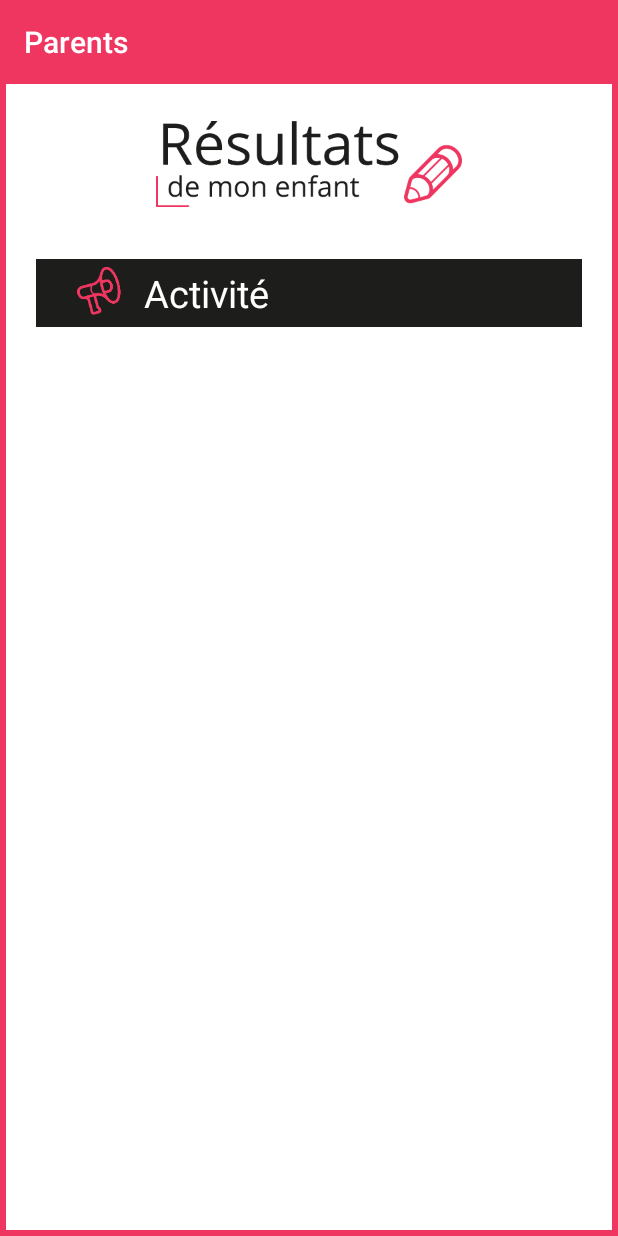
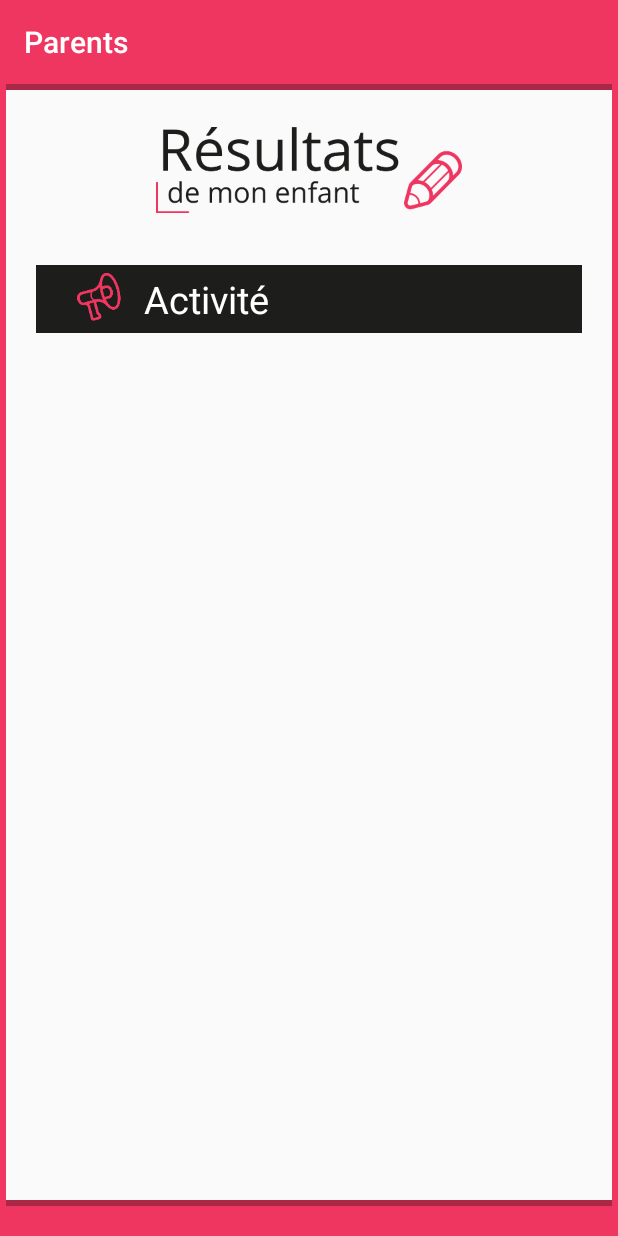
Before and after one commit to ClementRomac/High-School-Pape-Clement-app, an Android app: the ParentsActivity screen opened directly, with no data from a screen before it, on a phone screen of 412 x 824 dp. Run offline under Robolectric (Android 15) with nearby library versions, the phone set to English and light mode, and no system bars.

Commit message:
Ajout header/footer sur pages + couleur thème et couleurs

```diff
--- a/app/src/main/java/fr/ynov/applpc/HighScoolActivity.java
+++ b/app/src/main/java/fr/ynov/applpc/HighScoolActivity.java
@@ -48,7 +48,7 @@ public class HighScoolActivity extends ActionBarActivity {
 
     private void setCustomActionBar(){
         getSupportActionBar().setTitle("Lycée");
-        getSupportActionBar().setBackgroundDrawable(new ColorDrawable(getResources().getColor(R.color.accueil_bck_lycee)));
+        getSupportActionBar().setBackgroundDrawable(new ColorDrawable(getResources().getColor(R.color.high_school_primary)));
         getSupportActionBar().setHomeAsUpIndicator(R.drawable.high_school_fleche_retour);
         getSupportActionBar().setElevation(0);
     }
--- a/app/src/main/java/fr/ynov/applpc/InfosActivity.java
+++ b/app/src/main/java/fr/ynov/applpc/InfosActivity.java
@@ -21,7 +21,7 @@ public class InfosActivity extends ActionBarActivity {
 
         CustomAdapter myAdapter = new CustomAdapter(this, new ArrayList<String[]>(), R.layout.list_item_view,
                 new int[]{R.id.title_list_item, R.id.date_list_item, R.id.text_list_item},
-                new int[]{this.getResources().getColor(R.color.infos_color)});
+                new int[]{this.getResources().getColor(R.color.infos_primary)});
         ListView listView = (ListView) findViewById(R.id.listview_infos);
         listView.setAdapter(myAdapter);
 
@@ -34,8 +34,8 @@ public class InfosActivity extends ActionBarActivity {
     }
 
     private void setCustomActionBar(){
-        getSupportActionBar().setTitle("Les Informations");
-        getSupportActionBar().setBackgroundDrawable(new ColorDrawable(getResources().getColor(R.color.infos_color)));
+        getSupportActionBar().setTitle(R.string.accueil_h1_infos);
+        getSupportActionBar().setBackgroundDrawable(new ColorDrawable(getResources().getColor(R.color.infos_primary)));
         getSupportActionBar().setHomeAsUpIndicator(R.drawable.infos_fleche_retour);
         getSupportActionBar().setElevation(0);
     }
--- a/app/src/main/java/fr/ynov/applpc/ParentsActivity.java
+++ b/app/src/main/java/fr/ynov/applpc/ParentsActivity.java
@@ -1,12 +1,8 @@
 package fr.ynov.applpc;
 
-import android.content.Intent;
 import android.graphics.drawable.ColorDrawable;
 import android.support.v7.app.ActionBarActivity;
-import android.support.v7.app.AppCompatActivity;
 import android.os.Bundle;
-import android.view.View;
-import android.widget.LinearLayout;
 
 public class ParentsActivity extends ActionBarActivity {
     //Cedric
@@ -20,8 +16,8 @@ public class ParentsActivity extends ActionBarActivity {
     }
 
     private void setCustomActionBar(){
-        getSupportActionBar().setTitle("Parents");
-        getSupportActionBar().setBackgroundDrawable(new ColorDrawable(getResources().getColor(R.color.accueil_bck_parent)));
+        getSupportActionBar().setTitle(R.string.accueil_h1_parent);
+        getSupportActionBar().setBackgroundDrawable(new ColorDrawable(getResources().getColor(R.color.parents_primary)));
         getSupportActionBar().setHomeAsUpIndicator(R.drawable.parents_fleche_retour);
         getSupportActionBar().setElevation(0);
     }
--- a/app/src/main/res/layout/activity_main.xml
+++ b/app/src/main/res/layout/activity_main.xml
@@ -101,7 +101,7 @@
                     android:singleLine="true"
                     android:text="@string/accueil_h1_lycee"
                     android:paddingLeft="20dp"
-                    android:background="@color/accueil_bck_lycee"
+                    android:background="@color/high_school_primary"
                     android:elegantTextHeight="false"
                     android:gravity="center_vertical" />
 
@@ -149,7 +149,7 @@
                     android:textColor="@color/main_font"
                     android:paddingLeft="20dp"
                     android:layout_gravity="center"
-                    android:background="@color/accueil_bck_eleve"
+                    android:background="@color/students_primary"
                     android:gravity="center_vertical" />
 
                 <TextView
@@ -195,7 +195,7 @@
                     android:textColor="@color/main_font"
                     android:paddingLeft="20dp"
                     android:layout_gravity="center"
-                    android:background="@color/accueil_bck_parent"
+                    android:background="@color/parents_primary"
                     android:gravity="center_vertical" />
 
                 <TextView
--- a/app/src/main/res/layout/activity_parents.xml
+++ b/app/src/main/res/layout/activity_parents.xml
@@ -1,19 +1,27 @@
 <?xml version="1.0" encoding="utf-8"?>
-<LinearLayout xmlns:android="http://schemas.android.com/apk/res/android"
+<RelativeLayout xmlns:android="http://schemas.android.com/apk/res/android"
     android:orientation="vertical" android:layout_width="match_parent"
     android:layout_height="match_parent"
-    android:background="@color/accueil_bck_parent"
+    android:background="@color/parents_primary"
     android:paddingLeft="4dp"
     android:paddingTop="0dp"
     android:paddingRight="4dp"
-    android:paddingBottom="4dp">
+    android:paddingBottom="20dp">
+
+    <View
+        android:layout_width="match_parent"
+        android:layout_height="4dp"
+        android:background="@color/parents_secondary"
+        android:layout_alignParentTop="true"
+        android:id="@+id/parents_header"/>
 
     <LinearLayout
+        android:layout_below="@+id/parents_header"
         android:orientation="vertical"
         android:layout_width="match_parent"
         android:layout_height="match_parent"
         android:layout_gravity="center_horizontal"
-        android:background="@color/main_font"
+        android:background="@color/background"
         android:paddingLeft="20dp"
         android:paddingRight="20dp">
 
@@ -67,4 +75,10 @@
 
         </LinearLayout>
     </LinearLayout>
-</LinearLayout>
+
+    <View
+        android:layout_width="match_parent"
+        android:layout_height="4dp"
+        android:background="@color/parents_secondary"
+        android:layout_alignParentBottom="true"/>
+</RelativeLayout>
--- a/app/src/main/res/layout/parent_news.xml
+++ b/app/src/main/res/layout/parent_news.xml
@@ -13,7 +13,7 @@
     android:textAppearance="?android:attr/textAppearanceMedium"
     android:text="Titre"
     android:id="@+id/news_title"
-    android:textColor="@color/accueil_bck_parent" />
+    android:textColor="@color/parents_primary" />
 
 <TextView
     android:layout_width="wrap_content"
--- a/app/src/main/res/values/colors.xml
+++ b/app/src/main/res/values/colors.xml
@@ -1,20 +1,34 @@
 <?xml version="1.0" encoding="utf-8"?>
 <resources>
-    <color name="colorPrimary">#3F51B5</color>
+    <color name="colorPrimary">#ffffff</color>
     <color name="colorPrimaryDark">#303F9F</color>
     <color name="colorAccent">#FF4081</color>
-    <color name="accueil_bck_lycee">#46C6E7</color>
-    <color name="accueil_bck_eleve">#C2BC33</color>
-    <color name="accueil_bck_parent">#EE3660</color>
+
+    <!-- Background + font -->
+    <color name="background">#FAFAFA</color>
+    <color name="main_font">#ffffff</color>
+
+    <!-- Color primary -->
+    <color name="high_school_primary">#46C6E7</color>
+    <color name="students_primary">#C2BC33</color>
+    <color name="parents_primary">#EE3660</color>
+    <color name="cdi_primary">#49C300</color>
+    <color name="cvl_primary">#ff8400</color>
+    <color name="infos_primary">#414042</color>
+
+    <!-- Color secondary -->
+    <color name="high_school_secondary">#297F94</color>
+    <color name="students_secondary">#6E6907</color>
+    <color name="parents_secondary">#AA2846</color>
+    <color name="cdi_secondary">#307F00</color>
+    <color name="cvl_secondary">#A65600</color>
+    <color name="infos_secondary">#2A2A2B</color>
+
     <color name="accueil_bck_lycee_trans">#9946C6E7</color>
     <color name="accueil_bck_eleve_trans">#99C2BC33</color>
     <color name="accueil_bck_parent_trans">#99EE3560</color>
-    <color name="main_font">#ffffff</color>
     <color name="parent_header_sc">#1D1D1B</color>
 
     <color name="list_bck">#EBEBEB</color>
-    <color name="cdi_color">#49C300</color>
-    <color name="cvl_color">#ff8400</color>
-    <color name="infos_color">#414042</color>
 
 </resources>
--- a/app/src/main/res/values/strings.xml
+++ b/app/src/main/res/values/strings.xml
@@ -12,4 +12,7 @@
     <string name="cdi_header_sc">Actualité</string>
     <string name="cvl_header_sc">Actualité</string>
     <string name="infos_header_sc">Actualité</string>
+    <string name="accueil_h1_cdi">Le CDI</string>
+    <string name="accueil_h1_cvl">Le CVL</string>
+    <string name="accueil_h1_infos">Les Informations</string>
 </resources>
--- a/app/src/main/res/values/styles.xml
+++ b/app/src/main/res/values/styles.xml
@@ -19,6 +19,7 @@
 
     <style name="MyAppTheme" parent="AppTheme">
         <item name="android:windowContentOverlay">@null</item>
+        <item name="android:windowBackground">@color/background</item>
     </style>
 
 </resources>
```
Also changed, not shown: app/src/main/java/fr/ynov/applpc/CdiActivity.java (+3 -4 lines), app/src/main/java/fr/ynov/applpc/CvlActivity.java (+3 -4 lines), app/src/main/res/layout/activity_cdi.xml (+19 -5 lines), app/src/main/res/layout/activity_cvl.xml (+19 -5 lines), app/src/main/res/layout/activity_infos.xml (+19 -5 lines).
